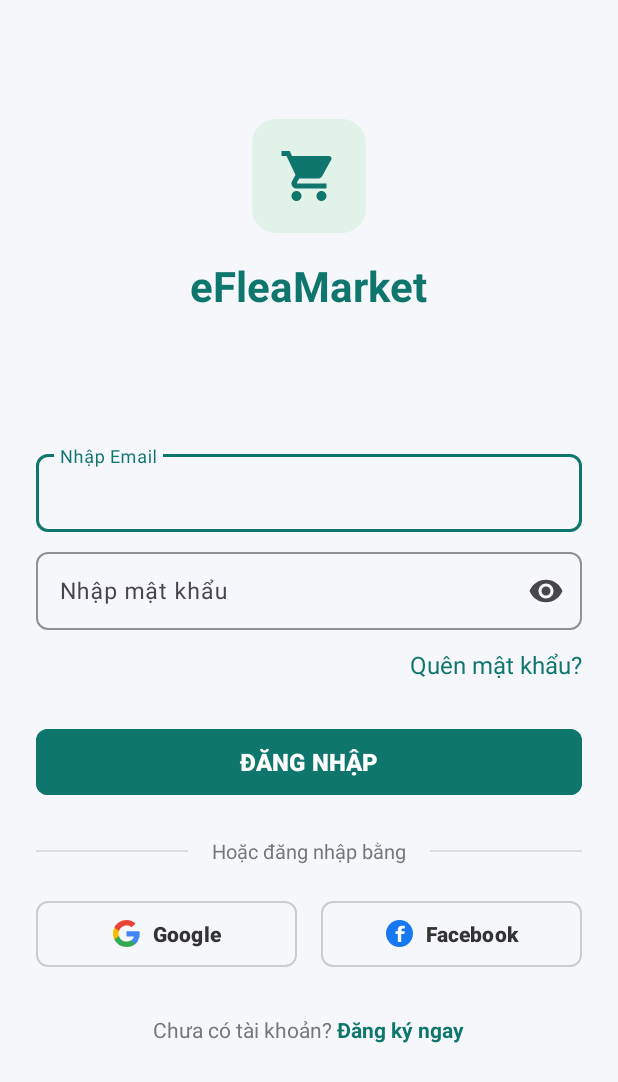
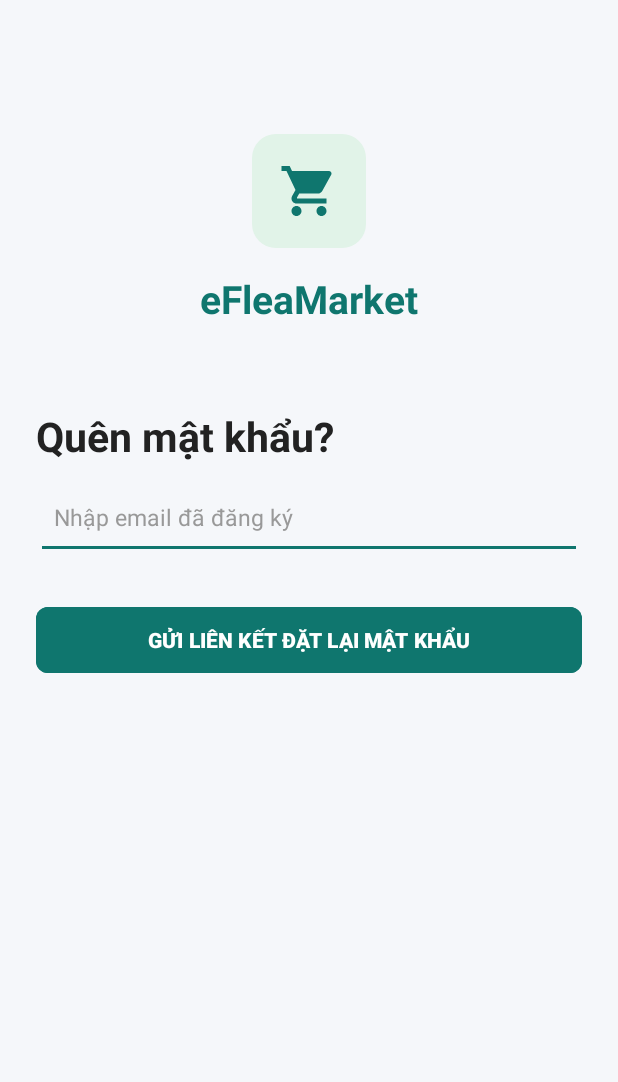
Before and after one commit to ngvinhrootvinh75/eFlea-Market, an Android app: the screen it shows after launch (Login before the commit, ForgotPassword after it), after a tap on "Quên mật khẩu?", on a phone screen of 412 x 824 dp. Shown: the top 1082 px of the screen. Run offline under Robolectric (Android 15) with nearby library versions, the phone set to English and light mode, and no system bars; our stand-ins replace Firebase (no records; nobody signed in at launch, a user with empty details on screens opened directly); libraries missing offline, so code that uses them is left out: com.facebook, com.facebook.login; 3 statements that could not run were skipped.

Commit message:
Them tinh nang quen mat khau (Forgot Password)

```diff
--- /dev/null
+++ b/app/src/main/java/com/example/efleamarket/activities/ForgotPassword.java
@@ -0,0 +1,102 @@
+
+package com.example.efleamarket.activities;
+
+import android.os.Bundle;
+import android.util.Patterns;
+import android.widget.Button;
+import android.widget.EditText;
+import android.widget.TextView;
+import android.widget.Toast;
+
+import androidx.appcompat.app.AppCompatActivity;
+
+import com.example.efleamarket.R;
+import com.google.firebase.auth.FirebaseAuth;
+
+public class ForgotPassword extends AppCompatActivity {
+
+    private EditText etResetEmail;
+    private Button btnSendResetEmail;
+    private TextView tvBackToLogin;
+
+    private FirebaseAuth mAuth;
+
+    @Override
+    protected void onCreate(Bundle savedInstanceState) {
+        super.onCreate(savedInstanceState);
+        setContentView(R.layout.forgot_password);
+
+        // Khởi tạo Firebase Authentication
+        mAuth = FirebaseAuth.getInstance();
+
+        // Ánh xạ các thành phần giao diện
+        etResetEmail = findViewById(R.id.etResetEmail);
+        btnSendResetEmail = findViewById(R.id.btnSendResetEmail);
+
+        // Quay lại màn hình đăng nhập
+        tvBackToLogin.setOnClickListener(v -> finish());
+
+        // Xử lý gửi email đặt lại mật khẩu
+        btnSendResetEmail.setOnClickListener(v -> sendResetEmail());
+    }
+
+    // Xử lý chức năng gửi email đặt lại mật khẩu
+    private void sendResetEmail() {
+
+        // Lấy email người dùng nhập
+        String email = etResetEmail.getText().toString().trim();
+
+        // Kiểm tra email trống
+        if (email.isEmpty()) {
+            etResetEmail.setError("Vui lòng nhập email");
+            etResetEmail.requestFocus();
+            return;
+        }
+
+        // Kiểm tra định dạng email
+        if (!Patterns.EMAIL_ADDRESS.matcher(email).matches()) {
+            etResetEmail.setError("Email không hợp lệ");
+            etResetEmail.requestFocus();
+            return;
+        }
+
+        // Thiết lập ngôn ngữ email là tiếng Việt
+        mAuth.setLanguageCode("vi");
+
+        // Khóa nút trong lúc gửi email
+        btnSendResetEmail.setEnabled(false);
+        btnSendResetEmail.setText("ĐANG GỬI...");
+
+        // Gửi email thông qua Firebase Authentication
+        mAuth.sendPasswordResetEmail(email)
+                .addOnCompleteListener(this, task -> {
+
+                    // Mở lại nút sau khi xử lý
+                    btnSendResetEmail.setEnabled(true);
+                    btnSendResetEmail.setText(
+                            "GỬI LIÊN KẾT ĐẶT LẠI MẬT KHẨU"
+                    );
+
+                    if (task.isSuccessful()) {
+
+                        Toast.makeText(
+                                ForgotPassword.this,
+                                "Nếu email thuộc tài khoản đã đăng ký, "
+                                        + "hướng dẫn đặt lại mật khẩu "
+                                        + "sẽ được gửi đến hộp thư của bạn.",
+                                Toast.LENGTH_LONG
+                        ).show();
+
+                    } else {
+
+                        Toast.makeText(
+                                ForgotPassword.this,
+                                "Không thể gửi email. "
+                                        + "Vui lòng kiểm tra kết nối và thử lại.",
+                                Toast.LENGTH_LONG
+                        ).show();
+
+                    }
+                });
+    }
+}
--- /dev/null
+++ b/app/src/main/res/layout/forgot_password.xml
@@ -0,0 +1,79 @@
+<?xml version="1.0" encoding="utf-8"?>
+<ScrollView xmlns:android="http://schemas.android.com/apk/res/android"
+    xmlns:app="http://schemas.android.com/apk/res-auto"
+    android:layout_width="match_parent"
+    android:layout_height="match_parent"
+    android:background="#F5F7FA"
+    android:fillViewport="true">
+
+    <LinearLayout
+        android:layout_width="match_parent"
+        android:layout_height="match_parent"
+        android:orientation="vertical"
+        android:padding="24dp">
+
+        <!-- Logo -->
+        <ImageView
+            android:layout_width="76dp"
+            android:layout_height="76dp"
+            android:layout_gravity="center_horizontal"
+            android:layout_marginTop="65dp"
+            android:background="@drawable/bg_circle_logo"
+            android:contentDescription="@string/app_name"
+            android:padding="18dp"
+            android:src="@drawable/ic_shopping_cart"
+            app:tint="#0F766E" />
+
+        <!-- App Name -->
+        <TextView
+            android:layout_width="wrap_content"
+            android:layout_height="wrap_content"
+            android:layout_gravity="center_horizontal"
+            android:layout_marginTop="16dp"
+            android:text="eFleaMarket"
+            android:textColor="#0F766E"
+            android:textSize="26sp"
+            android:textStyle="bold" />
+
+        <!-- Title -->
+        <TextView
+            android:layout_width="match_parent"
+            android:layout_height="wrap_content"
+            android:layout_marginTop="55dp"
+            android:text="Quên mật khẩu?"
+            android:textColor="#222222"
+            android:textSize="27sp"
+            android:textStyle="bold" />
+
+
+        <!-- Email Input -->
+        <EditText
+            android:id="@+id/etResetEmail"
+            android:layout_width="match_parent"
+            android:layout_height="55dp"
+            android:layout_marginTop="8dp"
+            android:autofillHints="emailAddress"
+            android:backgroundTint="#0F766E"
+            android:hint="Nhập email đã đăng ký"
+            android:inputType="textEmailAddress"
+            android:padding="12dp"
+            android:textColor="#222222"
+            android:textColorHint="#999999"
+            android:textSize="15sp" />
+
+        <!-- Send Reset Email Button -->
+        <Button
+            android:id="@+id/btnSendResetEmail"
+            android:layout_width="match_parent"
+            android:layout_height="52dp"
+            android:layout_marginTop="28dp"
+            android:backgroundTint="#0F766E"
+            android:text="GỬI LIÊN KẾT ĐẶT LẠI MẬT KHẨU"
+            android:textColor="#FFFFFF"
+            android:textSize="14sp"
+            android:textStyle="bold"
+            app:cornerRadius="8dp" />
+
+    </LinearLayout>
+
+</ScrollView>
--- a/app/src/main/res/layout/login.xml
+++ b/app/src/main/res/layout/login.xml
@@ -203,7 +203,7 @@
                 android:layout_height="wrap_content"
                 android:text="Chưa có tài khoản? "
                 android:textColor="#777777"
-                android:textSize="14sp" />
+                android:textSize="16sp" />
 
             <TextView
                 android:id="@+id/tvGoRegister"
@@ -211,7 +211,7 @@
                 android:layout_height="wrap_content"
                 android:text="Đăng ký ngay"
                 android:textColor="#0F766E"
-                android:textSize="14sp"
+                android:textSize="18sp"
                 android:textStyle="bold" />
 
         </LinearLayout>
```
Also changed, not shown: app/src/main/AndroidManifest.xml (+12 -15 lines), app/src/main/java/com/example/efleamarket/activities/Login.java (+39 -27 lines).
